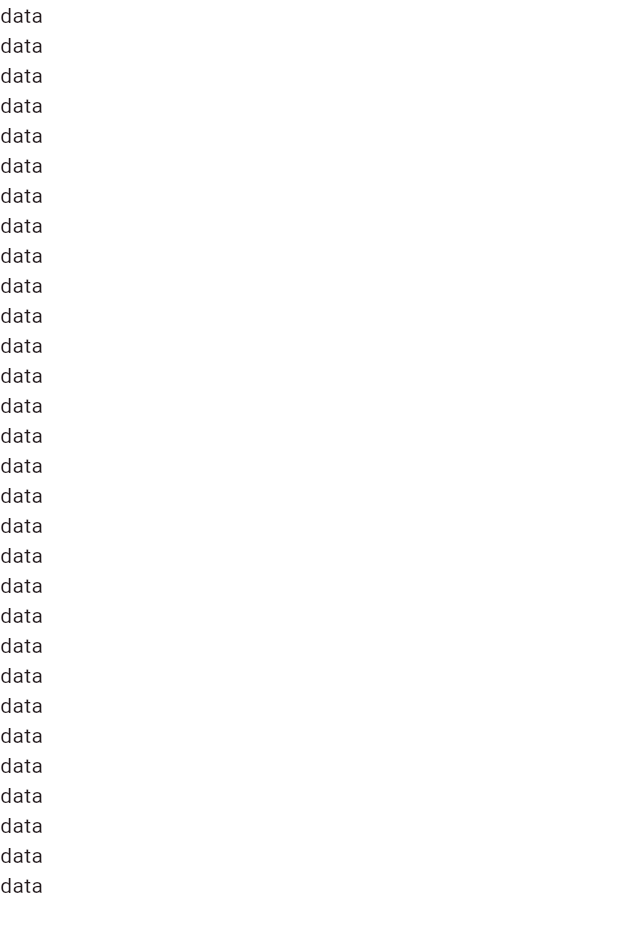
After one commit to ededin/ablelyf-app, a Flutter app: the CategoryTab screen opened directly, on a phone screen of 412 x 824 dp. The commit adds this screen. Shown: the top 932 px of the screen. Run offline on Flutter 3.47's test engine with Material 2 defaults, Android fonts, the light colour scheme and no system bars; our stand-ins replace cached_network_image, carousel_slider, cloud_firestore, data_table_2, firebase_auth, firebase_core and 3 more; missing offline and left inert: horizontal_calendar; accounts and stored records are empty.

Commit message:
CategoryTab

```diff
--- /dev/null
+++ b/lib/screens/learn/view/home_page/category_tab.dart
@@ -0,0 +1,34 @@
+import '../../../../ablelyf.dart';
+
+class CategoryTab extends StatefulWidget {
+  const CategoryTab({super.key});
+
+  @override
+  State<CategoryTab> createState() => _CategoryTabState();
+}
+
+class _CategoryTabState extends State<CategoryTab> {
+  @override
+  Widget build(BuildContext context) {
+    return Scaffold(
+      body: Column(
+        children: [
+          Expanded(
+            child: FutureBuilder(builder: (context, snapshot) {
+              var data = FirebaseFirestore.instance
+                  .collection('learnCategories')
+                  .get();
+              // print('DATA: ${data.}');
+              return ListView.builder(
+                itemCount: 30,
+                itemBuilder: (context, index) {
+                  return Text('data');
+                },
+              );
+            }),
+          )
+        ],
+      ),
+    );
+  }
+}
--- a/lib/screens/learn/view/home_page/homepage.dart
+++ b/lib/screens/learn/view/home_page/homepage.dart
@@ -120,7 +120,7 @@ class _HomePageState extends State<HomePage> with TickerProviderStateMixin {
           Expanded(
             child: TabBarView(controller: controller, children: [
               const BrowsePage(),
-              Container(),
+              const CategoryTab(),
               Container(),
             ]),
           )
--- a/lib/screens/learn/view/view.dart
+++ b/lib/screens/learn/view/view.dart
@@ -3,5 +3,6 @@ export 'onboarding_screen.dart';
 export 'bottompage.dart';
 export 'home_page/homepage.dart';
 export 'home_page/browse.dart';
+export 'home_page/category_tab.dart';
 export 'search_and_filter.dart';
 export 'search_results.dart';
--- a/lib/screens/login/controller/login_controller.dart
+++ b/lib/screens/login/controller/login_controller.dart
@@ -57,7 +57,7 @@ class LoginControlller extends GetxController {
           .signInWithEmailAndPassword(email: name, password: password);
       print('CREDENTIAL: ${credential}');
 
-      if (credential.credential != null) {
+      if (credential.user?.uid != null) {
         Get.to(const ModuleSelect());
       }
     } on FirebaseAuthException catch (e) {
```
Also changed, not shown: lib/main.dart (+6 -5 lines).
